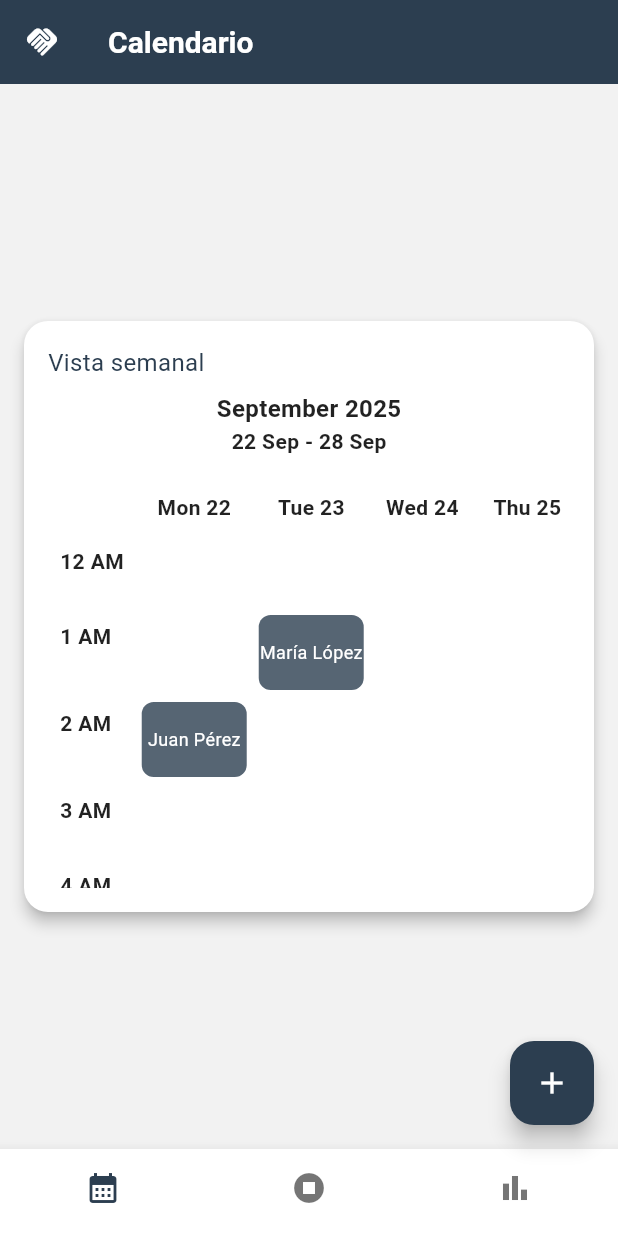
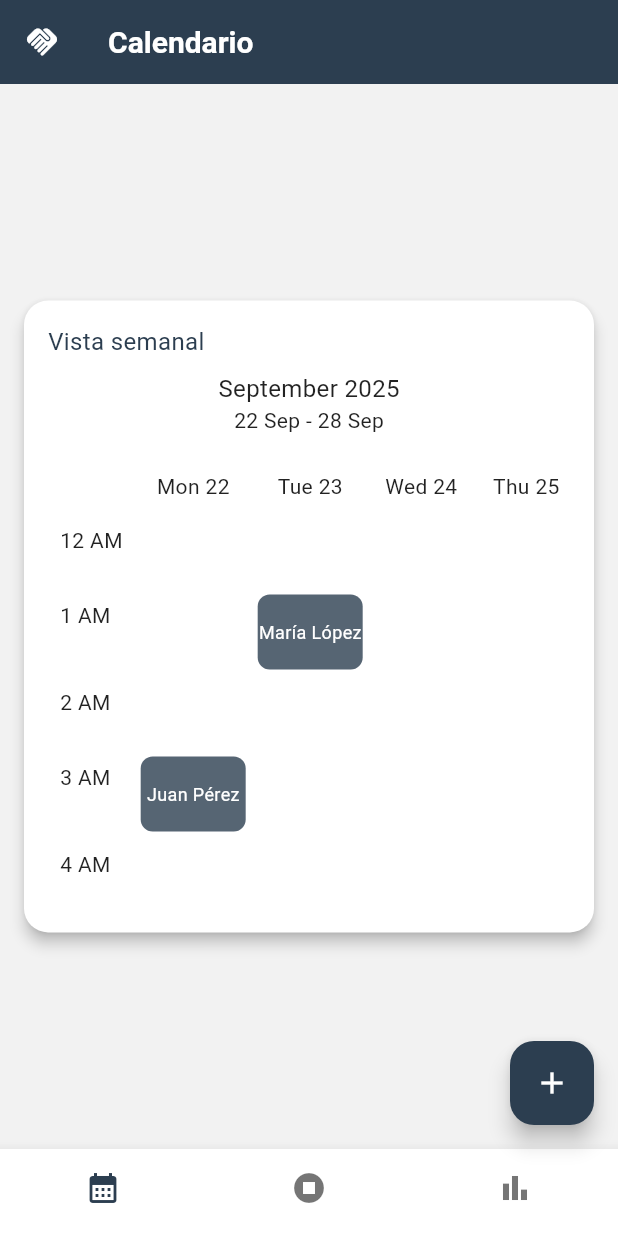
Before and after one commit to DianaCuriel/Neurify, a Flutter app: the screen it shows after launch, on a phone screen of 412 x 824 dp. Run offline on Flutter 3.47's test engine with Material 3 defaults, Android fonts, the phone set to English and light mode, and no system bars; our stand-ins replace table_calendar.

Commit message:
calendario dinamico

```diff
--- a/lib/Calendario.dart
+++ b/lib/Calendario.dart
@@ -13,13 +13,15 @@ class CalendarioPage extends StatefulWidget {
 }
 
 class _CalendarioPageState extends State<CalendarioPage> {
+  bool _isMonthlyView = false;
+
   List<Cliente> citas = [
     Cliente(
       nombre: "Juan Pérez",
       asunto: 'prueba',
       numero: 'prueba',
       fecha: "22/09/2025",
-      hora: "2:00",
+      hora: "3:00",
     ),
     Cliente(
       nombre: "María López",
@@ -35,9 +37,23 @@ class _CalendarioPageState extends State<CalendarioPage> {
     return Scaffold(
       appBar: const MiAppBar(),
       body: Center(
-        child: FractionallySizedBox(
-          heightFactor: 0.6,
-          child: CalendarCard(citas: citas, initialDate: DateTime.now()),
+        child: AnimatedContainer(
+          duration: const Duration(milliseconds: 300),
+          curve: Curves.easeInOut,
+          height:
+              _isMonthlyView
+                  ? MediaQuery.of(context).size.height * 0.75
+                  : MediaQuery.of(context).size.height * 0.55,
+          child: CalendarCard(
+            citas: citas,
+            initialDate: DateTime.now(),
+            isMonthlyView: _isMonthlyView,
+            onToggleView: () {
+              setState(() {
+                _isMonthlyView = !_isMonthlyView;
+              });
+            },
+          ),
         ),
       ),
       floatingActionButton: FloatingActionButton(
--- a/lib/Calendario_card.dart
+++ b/lib/Calendario_card.dart
@@ -1,7 +1,8 @@
 import 'package:flutter/material.dart';
+import 'package:intl/intl.dart';
+import 'package:table_calendar/table_calendar.dart';
 import 'Fijo/app_theme.dart';
 import 'Modelos/Calendario_model.dart';
-import 'package:intl/intl.dart';
 
 typedef OnDateSelected = void Function(DateTime date);
 
@@ -11,12 +12,17 @@ class CalendarCard extends StatefulWidget {
   final Color primaryColor;
   final List<Cliente> citas;
 
+  final bool isMonthlyView;
+  final VoidCallback onToggleView;
+
   const CalendarCard({
     Key? key,
     this.initialDate,
     this.onDateSelected,
     this.primaryColor = AppTheme.primaryColor,
     this.citas = const [],
+    required this.isMonthlyView,
+    required this.onToggleView,
   }) : super(key: key);
 
   @override
@@ -24,12 +30,14 @@ class CalendarCard extends StatefulWidget {
 }
 
 class _CalendarCardState extends State<CalendarCard> {
-  late DateTime _baseMonday; // lunes base
+  late DateTime _baseMonday;
   Map<String, Cliente> citasMap = {};
   final List<int> _hours = List.generate(24, (i) => i);
+  final PageController _pageController = PageController(initialPage: 1000);
 
-  final PageController _pageController = PageController(initialPage: 1000);
-  int _currentPage = 1000;
+  // Para calendario mensual
+  DateTime _focusedDay = DateTime.now();
+  DateTime? _selectedDay;
 
   @override
   void initState() {
@@ -39,7 +47,6 @@ class _CalendarCardState extends State<CalendarCard> {
     _loadCitas(widget.citas);
   }
 
-  // Método para cargar citas en el mapa
   void _loadCitas(List<Cliente> lista) {
     citasMap.clear();
     for (var cita in lista) {
@@ -83,6 +90,11 @@ class _CalendarCardState extends State<CalendarCard> {
 
   @override
   Widget build(BuildContext context) {
+    final monday = _getMondayForPage(
+      _pageController.hasClients ? _pageController.page?.toInt() ?? 1000 : 1000,
+    );
+    final weekDays = _getWeekDays(monday);
+
     return Card(
       shape: RoundedRectangleBorder(borderRadius: BorderRadius.circular(16)),
       elevation: 4,
@@ -92,25 +104,29 @@ class _CalendarCardState extends State<CalendarCard> {
         padding: const EdgeInsets.all(16),
         child: Column(
           children: [
-            // Encabezado: título a la izquierda y fechas centradas
+            // Subtítulo toggle
+            Row(
+              mainAxisAlignment: MainAxisAlignment.spaceBetween,
+              children: [
+                GestureDetector(
+                  onTap: widget.onToggleView,
+                  child: Text(
+                    widget.isMonthlyView ? "Vista mensual" : "Vista semanal",
+                    style: AppTheme.sutittleStyle.copyWith(),
+                  ),
+                ),
+              ],
+            ),
+            const SizedBox(height: 8),
+            // Encabezado fechas de la semana
+            if (!widget.isMonthlyView)
               Column(
-              crossAxisAlignment: CrossAxisAlignment.start,
-              children: [
-                Text("Vista semanal", style: AppTheme.sutittleStyle),
-                const SizedBox(height: 8),
-                Builder(
-                  builder: (context) {
-                    final monday = _getMondayForPage(_currentPage);
-                    final weekDays = _getWeekDays(monday);
-
-                    return Center(
-                      child: Column(
                 children: [
                   Text(
                     DateFormat("MMMM yyyy").format(monday),
                     style: const TextStyle(
                       fontSize: 16,
-                              fontWeight: FontWeight.w600,
+                      // fontWeight: FontWeight.w600,
                       color: AppTheme.accentColor,
                     ),
                   ),
@@ -118,29 +134,80 @@ class _CalendarCardState extends State<CalendarCard> {
                     "${DateFormat("d MMM").format(weekDays.first)}"
                     " - ${DateFormat("d MMM").format(weekDays.last)}",
                     style: const TextStyle(
-                              fontWeight: FontWeight.bold,
+                      // fontWeight: FontWeight.bold,
                       color: AppTheme.accentColor,
                     ),
                   ),
                 ],
               ),
-                    );
+            const SizedBox(height: 16),
+            // Contenido
+            Expanded(
+              //calendario mensual
+              child:
+                  widget.isMonthlyView
+                      ? TableCalendar(
+                        firstDay: DateTime(2000),
+                        lastDay: DateTime(2100),
+                        focusedDay: _focusedDay,
+                        selectedDayPredicate: (day) {
+                          return isSameDay(_selectedDay, day);
                         },
-                ),
-              ],
+                        onDaySelected: (selectedDay, focusedDay) {
+                          setState(() {
+                            _selectedDay = selectedDay;
+                            _focusedDay = focusedDay;
+                          });
+                          if (widget.onDateSelected != null) {
+                            widget.onDateSelected!(selectedDay);
+                          }
+                        },
+
+                        availableCalendarFormats: const {
+                          CalendarFormat.month: 'Month',
+                        },
+
+                        headerVisible:
+                            true, // deja true si quieres mes y año arriba
+                        headerStyle: const HeaderStyle(
+                          formatButtonVisible:
+                              false, // esto quita el botón "2 semanas"
+                          titleCentered: true, // centra el mes/año
                         ),
 
-            const SizedBox(height: 16),
+                        calendarStyle: CalendarStyle(
+                          outsideDaysVisible:
+                              false, // opcional: quita días de otros meses
+                          // Día actual
+                          todayDecoration: BoxDecoration(
+                            color:
+                                AppTheme
+                                    .primaryColor, // color de fondo del día actual
+                            shape: BoxShape.circle,
+                          ),
+                          todayTextStyle: const TextStyle(
+                            color:
+                                Colors.white, // color del número del día actual
+                            fontWeight: FontWeight.bold,
+                          ),
 
-            // PageView de semanas
-            Expanded(
-              child: PageView.builder(
+                          // Día seleccionado
+                          selectedDecoration: BoxDecoration(
+                            color: AppTheme.primaryColor.withOpacity(0.5),
+                            shape: BoxShape.circle,
+                          ),
+                          selectedTextStyle: const TextStyle(
+                            color: Colors.white,
+                            fontWeight: FontWeight.bold,
+                          ),
+                        ),
+                      )
+                      : PageView.builder(
                         controller: _pageController,
                         onPageChanged: (index) {
-                  setState(() {
-                    _currentPage = index;
-                  });
+                          setState(() {});
                         },
+                        //calendario semanal
                         itemBuilder: (context, index) {
                           final monday = _getMondayForPage(index);
                           final weekDays = _getWeekDays(monday);
@@ -151,9 +218,9 @@ class _CalendarCardState extends State<CalendarCard> {
                               scrollDirection: Axis.horizontal,
                               child: Table(
                                 border: TableBorder.all(color: AppTheme.caja),
-                        defaultColumnWidth: const IntrinsicColumnWidth(),
+                                defaultColumnWidth:
+                                    const IntrinsicColumnWidth(),
                                 children: [
-                          // Encabezados de días
                                   TableRow(
                                     children: [
                                       const SizedBox(),
@@ -164,7 +231,7 @@ class _CalendarCardState extends State<CalendarCard> {
                                             child: Text(
                                               "${DateFormat('EEE').format(day)} ${day.day}",
                                               style: const TextStyle(
-                                        fontWeight: FontWeight.bold,
+                                                // fontWeight: FontWeight.bold,
                                                 color: AppTheme.accentColor,
                                               ),
                                             ),
@@ -172,7 +239,6 @@ class _CalendarCardState extends State<CalendarCard> {
                                         ),
                                     ],
                                   ),
-                          // Filas de horas
                                   for (var hour in _hours)
                                     TableRow(
                                       children: [
@@ -181,7 +247,7 @@ class _CalendarCardState extends State<CalendarCard> {
                                           child: Text(
                                             _formatHour(hour),
                                             style: const TextStyle(
-                                      fontWeight: FontWeight.bold,
+                                              // fontWeight: FontWeight.bold,
                                               color: AppTheme.accentColor,
                                             ),
                                           ),
@@ -203,19 +269,25 @@ class _CalendarCardState extends State<CalendarCard> {
                                               if (cita != null) {
                                                 return GestureDetector(
                                                   onTap: () {
-                                            if (widget.onDateSelected != null) {
-                                              widget.onDateSelected!(dt);
+                                                    if (widget.onDateSelected !=
+                                                        null) {
+                                                      widget.onDateSelected!(
+                                                        dt,
+                                                      );
                                                     }
                                                   },
                                                   child: Container(
                                                     height: 50,
                                                     width: 70,
-                                            margin: const EdgeInsets.all(4),
+                                                    margin:
+                                                        const EdgeInsets.all(4),
                                                     decoration: BoxDecoration(
                                                       color: widget.primaryColor
                                                           .withOpacity(0.8),
                                                       borderRadius:
-                                                  BorderRadius.circular(8),
+                                                          BorderRadius.circular(
+                                                            8,
+                                                          ),
                                                     ),
                                                     child: Center(
                                                       child: Text(
--- a/lib/main.dart
+++ b/lib/main.dart
@@ -1,6 +1,5 @@
 import 'package:flutter/material.dart';
 import 'package:neurify/Calendario.dart';
-// import 'home_page.dart';
 import 'Fijo/app_theme.dart';
 
 void main() {
--- a/pubspec.yaml
+++ b/pubspec.yaml
@@ -47,6 +47,7 @@ dev_dependencies:
   # package. See that file for information about deactivating specific lint
   # rules and activating additional ones.
   flutter_lints: ^5.0.0
+  table_calendar: ^3.0.9
 
 # For information on the generic Dart part of this file, see the
 # following page: https://dart.dev/tools/pub/pubspec
```
Also changed, not shown: pubspec.lock. Lines whose indentation alone changed are shown as unchanged.
